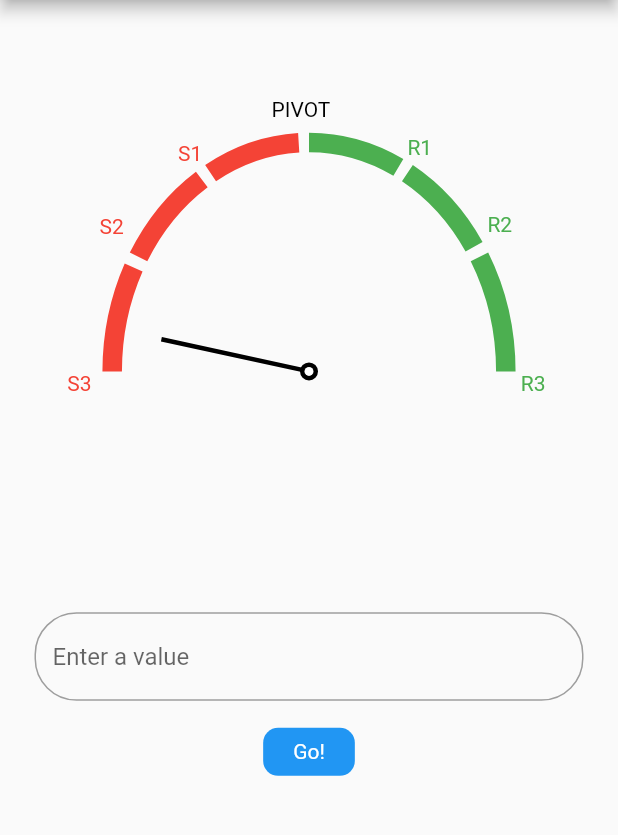
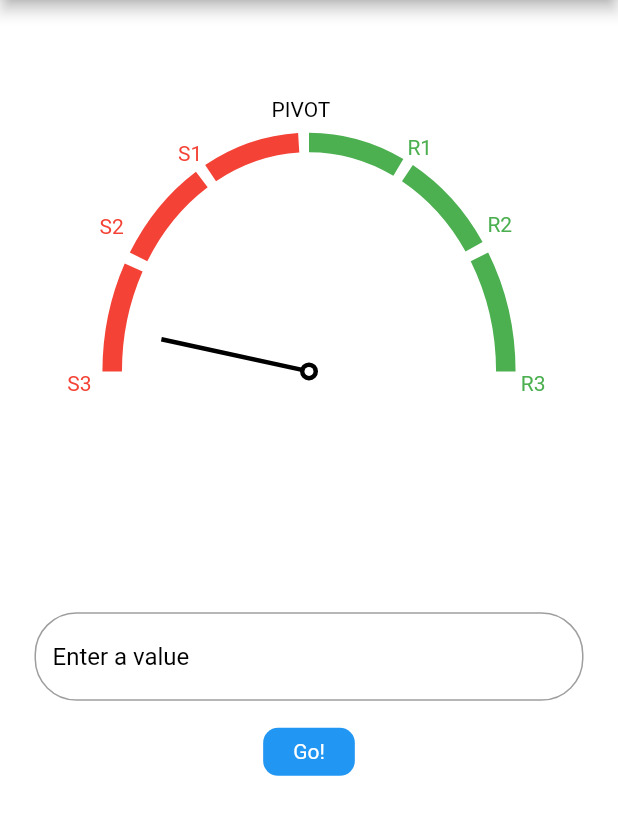
Before and after one commit to newallJemuelD/task7_feedback_fixes, a Flutter app: the screen it shows after launch, on a phone screen of 412 x 824 dp, the part 84-919 px from its top. Run offline on Flutter 3.47's test engine with Material 2 defaults, Android fonts, the light colour scheme and no system bars; our stand-ins replace flutter_bloc.

Commit message:
feedback fixes

```diff
--- a/lib/app_theme.dart
+++ b/lib/app_theme.dart
@@ -4,13 +4,65 @@ class AppTheme {
   //
   AppTheme._();
 
+//Light theme
   static final ThemeData lightTheme = ThemeData(
+    scaffoldBackgroundColor: Colors.white,
+    appBarTheme: const AppBarTheme(
+      color: Colors.blue,
+      iconTheme: IconThemeData(
+        color: Colors.white,
+      ),
+    ),
+    colorScheme: const ColorScheme.light(
+      primary: Colors.white,
+      onPrimary: Colors.white,
+      secondary: Colors.red,
+    ),
+    cardTheme: const CardTheme(
+      color: Colors.teal,
+    ),
+    // textTheme: TextTheme(
+    //   titleLarge: const TextStyle(
+    //     color: Colors.white,
+    //     fontSize: 20.0,
+    //   ),
+    //   subtitle1: const TextStyle(
+    //     color: Colors.white70,
+    //     fontSize: 18.0,
+    //   ),
+    // ),
     iconTheme: const IconThemeData(
       color: Colors.black,
     ),
   );
 
+//Dark theme
   static final ThemeData darkTheme = ThemeData(
+    scaffoldBackgroundColor: Colors.black,
+    appBarTheme: const AppBarTheme(
+      color: Colors.black,
+      iconTheme: IconThemeData(
+        color: Colors.white,
+      ),
+    ),
+    colorScheme: const ColorScheme.light(
+      primary: Colors.black,
+      onPrimary: Colors.black,
+      secondary: Colors.red,
+    ),
+    cardTheme: const CardTheme(
+      color: Colors.black,
+    ),
+    // textTheme: TextTheme(
+    //   titleLarge: const TextStyle(
+    //     color: Colors.white,
+    //     fontSize: 20.0,
+    //   ),
+    //   subtitle1: const TextStyle(
+    //     color: Colors.white70,
+    //     fontSize: 18.0,
+    //   ),
+    // ),
     iconTheme: const IconThemeData(
       color: Colors.white,
     ),
--- a/lib/speedometer/home_page.dart
+++ b/lib/speedometer/home_page.dart
@@ -22,6 +22,7 @@ class _MainScreenState extends State<HomePage> {
   Widget build(BuildContext context) {
     return Scaffold(
       appBar: AppBar(
+        foregroundColor: Theme.of(context).scaffoldBackgroundColor,
         title: const Text(
           'Task 7 - Speedometer',
         ),
@@ -66,6 +67,9 @@ class _MainScreenState extends State<HomePage> {
                       keyboardType: TextInputType.number,
                       decoration: InputDecoration(
                         hintText: 'Enter a value',
+                        hintStyle: TextStyle(
+                          color: Theme.of(context).iconTheme.color,
+                        ),
                         focusedBorder: OutlineInputBorder(
                           borderRadius: BorderRadius.circular(28),
                           borderSide:
```
